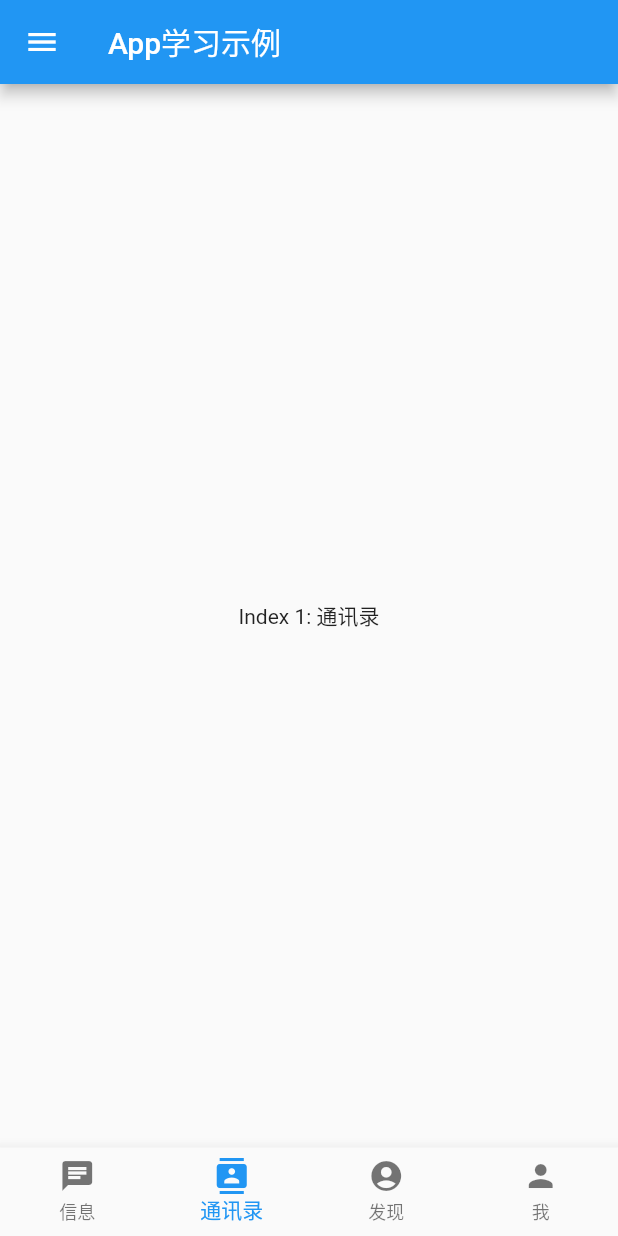
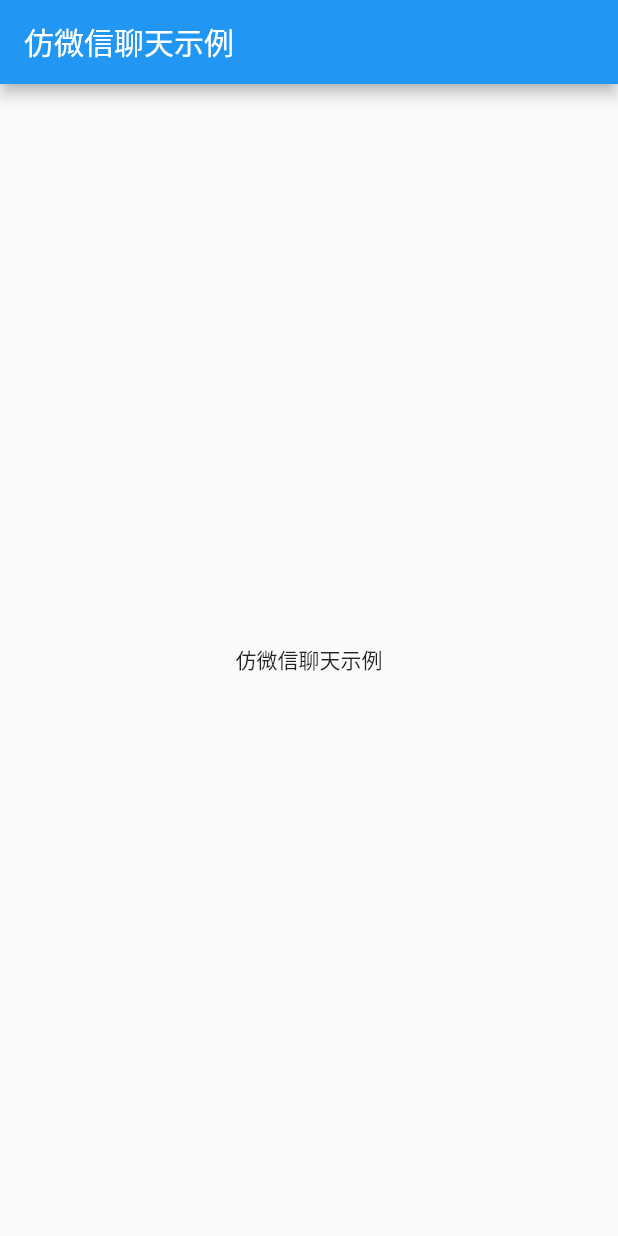
Before and after one commit to aaric/flutter_achieve, a Flutter app: the screen it shows after launch, on a phone screen of 412 x 824 dp. Run offline on Flutter 3.47's test engine with Material 2 defaults, Android fonts, the light colour scheme and no system bars.

Commit message:
1.1.0 仿微信聊天示例

```diff
--- a/lib/main.dart
+++ b/lib/main.dart
@@ -4,15 +4,17 @@ void main() => runApp(MyApp());
 
 class MyApp extends StatelessWidget {
   // This widget is the root of your application.
+  var appName = '仿微信聊天示例';
+
   @override
   Widget build(BuildContext context) {
     return MaterialApp(
-      title: 'App学习示例',
+      title: appName,
       theme: ThemeData(
         // This is the theme of your application.
         primarySwatch: Colors.blue,
       ),
-      home: MyHomePage(title: 'App学习示例'),
+      home: MyHomePage(title: appName),
     );
   }
 }
@@ -28,91 +30,15 @@ class MyHomePage extends StatefulWidget {
 
 class _MyHomePageState extends State<MyHomePage> {
 
-  var _selectedIndex = 1;
-  final _widgetOption = [
-    Text('Index 0: 信息'),
-    Text('Index 1: 通讯录'),
-    Text('Index 2: 发现'),
-    Text('Index 3: 我'),
-  ];
-
   @override
   Widget build(BuildContext context) {
     return Scaffold(
       appBar: AppBar(
         title: Text(widget.title),
       ),
-      drawer: Drawer(
-        child: ListView(
-          children: <Widget>[
-            UserAccountsDrawerHeader(
-              accountName: Text('Aaric'),
-              accountEmail: Text('vipaaric@gmail.com'),
-              currentAccountPicture: CircleAvatar(
-                backgroundImage: AssetImage('assets/images/default_avatar.png'),
-              ),
-              otherAccountsPictures: <Widget>[
-                new Container(
-                  child: Image.asset('assets/images/default_qrcode.png'),
-                ),
-              ],
-            ),
-            ListTile(
-              leading: CircleAvatar(
-                child: Icon(Icons.color_lens),
-              ),
-              title: Text('主题中心'),
-            ),
-            ListTile(
-              leading: CircleAvatar(
-                child: Icon(Icons.photo),
-              ),
-              title: Text('个人相册'),
-            ),
-            ListTile(
-              leading: CircleAvatar(
-                child: Icon(Icons.wifi),
-              ),
-              title: Text('免流量特权'),
-            ),
-          ],
-        ),
-      ),
       body: Center(
-        child: _widgetOption.elementAt(_selectedIndex),
-      ),
-      bottomNavigationBar: BottomNavigationBar(
-        items: <BottomNavigationBarItem>[
-          BottomNavigationBarItem(
-            icon: Icon(Icons.chat),
-            title: Text('信息'),
-          ),
-          BottomNavigationBarItem(
-            icon: Icon(Icons.contacts),
-            title: Text('通讯录'),
-          ),
-          BottomNavigationBarItem(
-            icon: Icon(Icons.account_circle),
-            title: Text('发现'),
-          ),
-          BottomNavigationBarItem(
-            icon: Icon(Icons.person),
-            title: Text('我'),
-          ),
-        ],
-        type: BottomNavigationBarType.fixed,
-        showUnselectedLabels: true,
-        currentIndex: _selectedIndex,
-        unselectedItemColor: Colors.black54,
-        fixedColor: Theme.of(context).primaryColor,
-        onTap: _tappedOnItem,
+        child: Text('${widget.title}'),
       ),
     );
   }
-
-  void _tappedOnItem(int index) {
-    setState(() {
-      _selectedIndex = index;
-    });
-  }
 }
```
